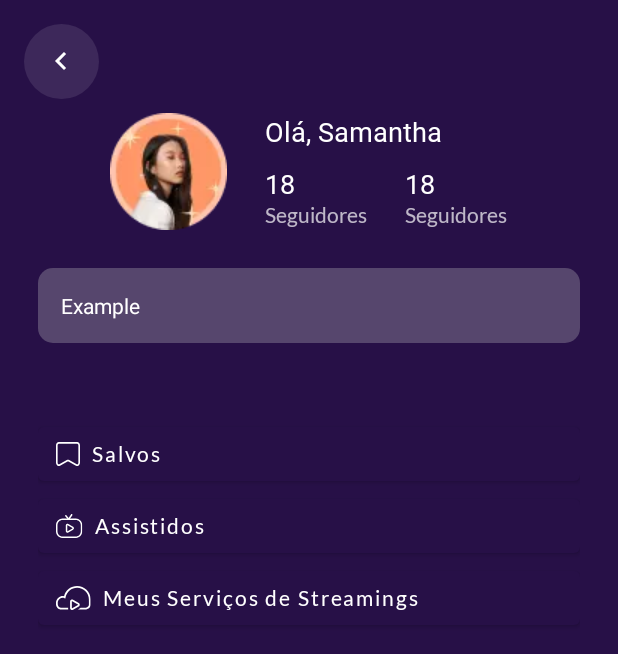
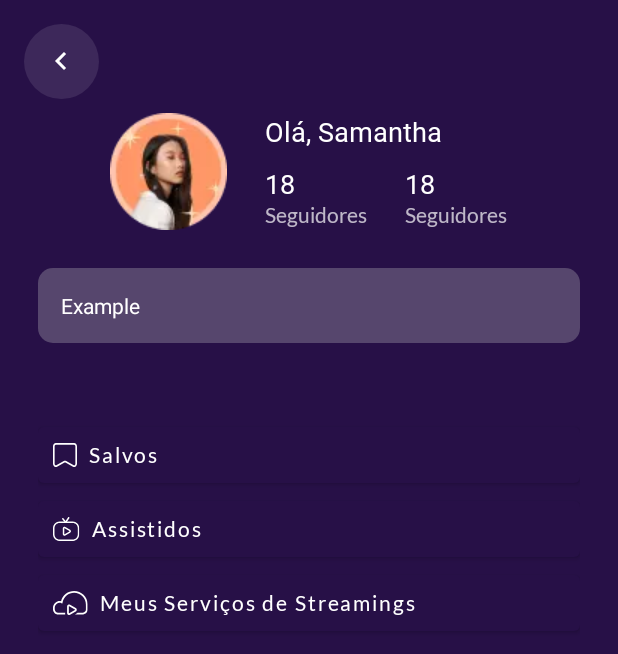
Before and after one commit to FeelMe-Android-App/FeelMe, an Android app: the ProfileFragment screen opened directly, with no data from a screen before it, on a phone screen of 412 x 824 dp. Shown: the top 654 px of the screen. Run offline under Robolectric (Android 15) with nearby library versions, the phone set to English and light mode, and no system bars.

Commit message:
feat: refatored codes

```diff
--- a/app/build.gradle
+++ b/app/build.gradle
@@ -36,6 +36,9 @@ android {
 }
 
 dependencies {
+    implementation "androidx.room:room-runtime:2.3.0"
+    implementation "androidx.room:room-ktx:2.3.0"
+
     implementation "androidx.recyclerview:recyclerview:1.2.0-alpha04"
     implementation 'com.makeramen:roundedimageview:2.3.0'
     implementation 'com.airbnb.android:lottie:4.0.0'
--- a/app/src/main/java/com/feelme/feelmeapp/features/dialog/usecase/EmojiList.kt
+++ b/app/src/main/java/com/feelme/feelmeapp/features/dialog/usecase/EmojiList.kt
@@ -1,3 +1,3 @@
 package com.feelme.feelmeapp.features.dialog.usecase
 
-data class EmojiList (val emoji: Int, val feeling: String, val onClickListener: () -> Unit)
+data class EmojiList (val emoji: Int, val feeling: String, val closeDialog: Boolean = false, val onClickListener: () -> Unit)
--- a/app/src/main/java/com/feelme/feelmeapp/model/Result.kt
+++ b/app/src/main/java/com/feelme/feelmeapp/model/Result.kt
@@ -1,14 +1,17 @@
 package com.feelme.feelmeapp.model
 
+import androidx.room.Entity
+import androidx.room.PrimaryKey
 import com.google.gson.annotations.SerializedName
 
+@Entity
 data class Result(
+    @PrimaryKey val id: Int,
     val adult: Boolean,
     @SerializedName("backdrop_path")
     var backdropPath: String?,
     @SerializedName("genre_ids")
     val genreIds: List<Int>,
-    val id: Int,
     @SerializedName("original_language")
     val originalLanguage: String,
     @SerializedName("original_title")
--- a/app/src/main/java/com/feelme/feelmeapp/model/SpokenLanguage.kt
+++ b/app/src/main/java/com/feelme/feelmeapp/model/SpokenLanguage.kt
@@ -1,7 +1,9 @@
 package com.feelme.feelmeapp.model
 
+import androidx.room.Entity
 import com.google.gson.annotations.SerializedName
 
+@Entity
 data class SpokenLanguage(
     @SerializedName("english_name")
     val englishName: String,
--- a/app/src/main/res/layout/fragment_profile.xml
+++ b/app/src/main/res/layout/fragment_profile.xml
@@ -131,6 +131,10 @@
                 android:fontFamily="@font/lato"
                 style="@style/Widget.MaterialComponents.Button.Icon"
                 app:icon="@drawable/ic_saved"
+                android:paddingTop="@dimen/default_padding_left_right"
+                android:paddingBottom="@dimen/default_padding_left_right"
+                android:paddingLeft="@dimen/default_padding_left_right"
+                android:paddingRight="@dimen/default_padding_left_right"
                 />
             <Button
                 android:id="@+id/btWatched"
@@ -142,6 +146,10 @@
                 android:fontFamily="@font/lato"
                 style="@style/Widget.MaterialComponents.Button.Icon"
                 app:icon="@drawable/ic_watched_movies"
+                android:paddingTop="@dimen/default_padding_top_bottom"
+                android:paddingBottom="@dimen/default_padding_top_bottom"
+                android:paddingLeft="@dimen/default_padding_left_right"
+                android:paddingRight="@dimen/default_padding_left_right"
                 />
             <Button
                 android:id="@+id/btStreaming"
@@ -153,6 +161,10 @@
                 android:fontFamily="@font/lato"
                 style="@style/Widget.MaterialComponents.Button.Icon"
                 app:icon="@drawable/ic_streamings"
+                android:paddingTop="@dimen/default_padding_top_bottom"
+                android:paddingBottom="@dimen/default_padding_top_bottom"
+                android:paddingLeft="@dimen/default_padding_left_right"
+                android:paddingRight="@dimen/default_padding_left_right"
                 />
         </LinearLayout>
     </LinearLayout>
--- a/app/src/main/res/values/dimens.xml
+++ b/app/src/main/res/values/dimens.xml
@@ -10,4 +10,6 @@
     <dimen name="corner_10">10dp</dimen>
     <dimen name="corner_20">20dp</dimen>
     <dimen name="corner_fifty_percent">500dp</dimen>
+    <dimen name="default_padding_top_bottom">10dp</dimen>
+    <dimen name="default_padding_left_right">10dp</dimen>
 </resources>
```
Also changed, not shown: app/src/main/java/com/feelme/feelmeapp/features/movieDetails/view/MovieDetailsActivity.kt (+25 -0 lines), app/src/main/java/com/feelme/feelmeapp/model/Results.kt (+0 -46 lines), app/src/main/java/com/feelme/feelmeapp/model/StreamDetails.kt (+5 -2 lines), app/src/main/res/layout/activity_select_stream.xml (+4 -4 lines).
